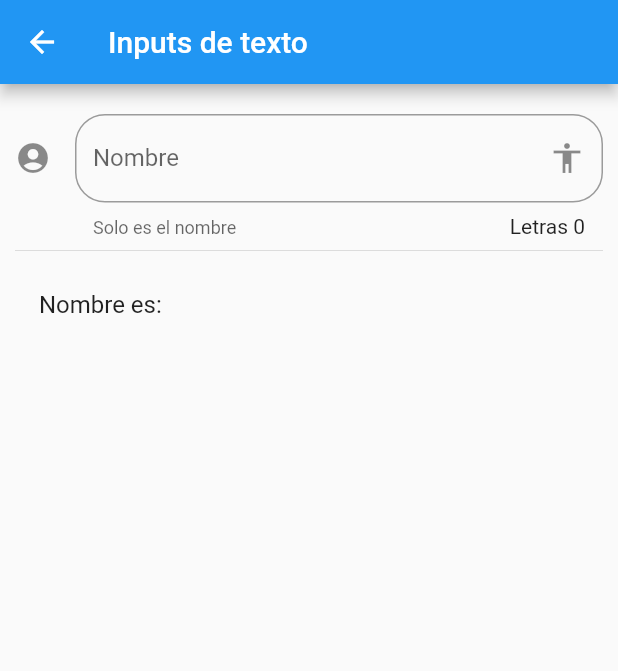
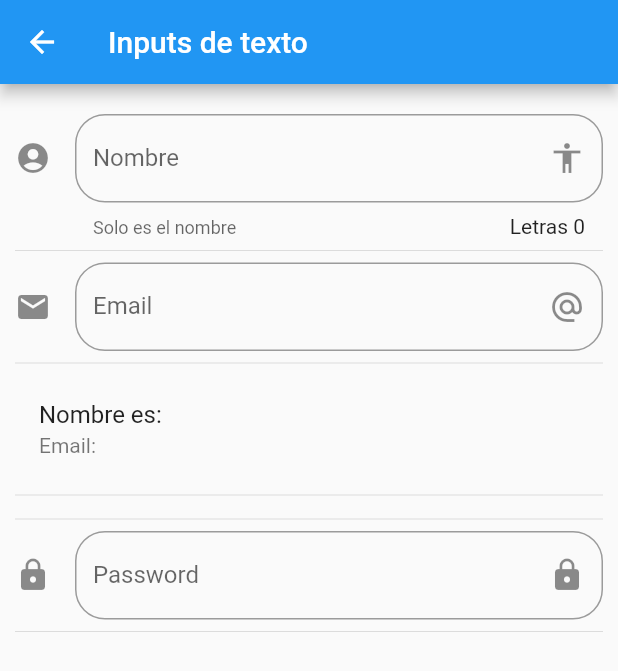
Before and after one commit to JosueHernandezR/Flutter_Components, a Flutter app: the InputPage screen opened by its route, on a phone screen of 412 x 824 dp. Shown: the top 671 px of the screen. Run offline on Flutter 3.47's test engine with Material 2 defaults, Android fonts, the phone set to English and light mode, and no system bars.

Commit message:
Inputs Text

```diff
--- a/componentes/lib/src/pages/input_page.dart
+++ b/componentes/lib/src/pages/input_page.dart
@@ -9,6 +9,8 @@ class InputPage extends StatefulWidget {
 class _InputPageState extends State<InputPage> {
 
   String _nombre = '';
+  String _email = '';
+
 
   @override
   Widget build(BuildContext context) {
@@ -24,7 +26,13 @@ class _InputPageState extends State<InputPage> {
         children: <Widget>[
           _crearInput(),
           Divider(),
+          _crearEmail(),
+          Divider(),
           _crearPersona(),
+          Divider(),
+          Divider(),
+          _crearPassword(),
+          Divider(),
         ],
       ),
 
@@ -32,7 +40,6 @@ class _InputPageState extends State<InputPage> {
   }
 
   Widget _crearInput() {
-
     return TextField(
       //autofocus: true,
       textCapitalization: TextCapitalization.sentences,
@@ -55,7 +62,41 @@ class _InputPageState extends State<InputPage> {
     );
   }
 
+  Widget _crearEmail() {
+    return TextField(
+      keyboardType: TextInputType.emailAddress,
+      decoration: InputDecoration(
+        border: OutlineInputBorder(
+          borderRadius: BorderRadius.circular(20.0),
+        ),
+        hintText: 'Email',
+        labelText: 'Email',
+        suffixIcon: Icon(Icons.alternate_email),
+        icon: Icon( Icons.email),
+      ),
+      onChanged: (valor) => setState(() {
+          _email = valor;
+        })
+    );
+  }
 
+  Widget _crearPassword() {
+    return TextField(
+      obscureText: true,
+      decoration: InputDecoration(
+        border: OutlineInputBorder(
+          borderRadius: BorderRadius.circular(20.0),
+        ),
+        hintText: 'Password',
+        labelText: 'Password',
+        suffixIcon: Icon(Icons.lock),
+        icon: Icon( Icons.lock),
+      ),
+      onChanged: (valor) => setState(() {
+          _email = valor;
+        })
+    );
+  }
 
 
 
@@ -67,6 +108,7 @@ class _InputPageState extends State<InputPage> {
 
     return ListTile(
       title: Text('Nombre es: $_nombre'),
+      subtitle: Text('Email: $_email'),
     );
 
   }
```
